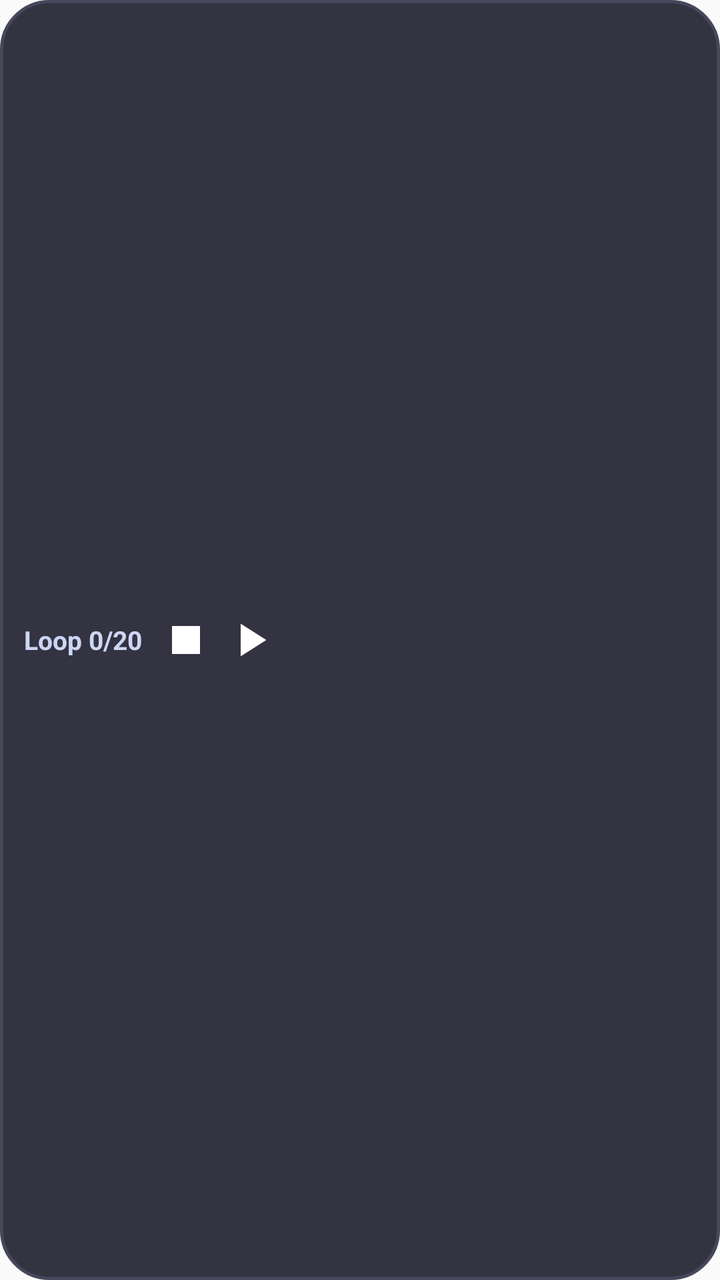
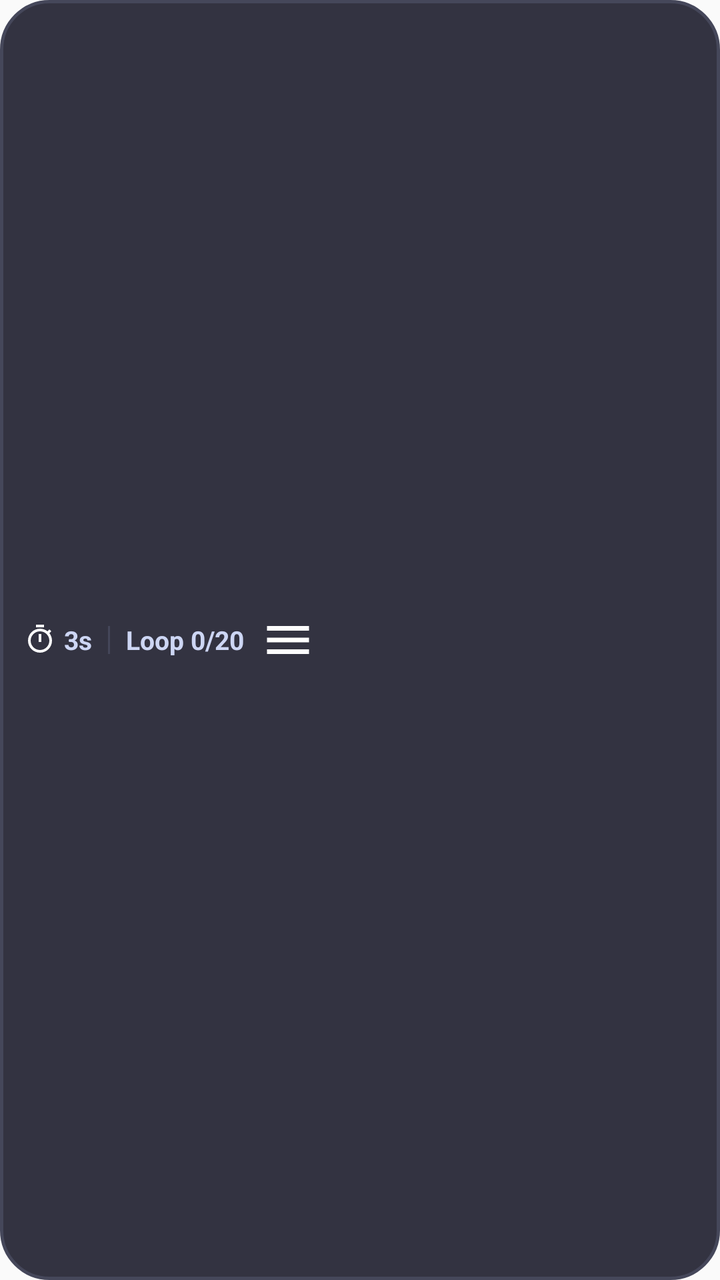

Two renders of the same Android screen: before a commit and after it. Below are the layout's source before the change and the commit's diff.
<!-- AndroidManifest.xml: application theme Theme.AutoScroller -->
<!-- res/layout/overlay_panel_minimized.xml -->
<?xml version="1.0" encoding="utf-8"?>
<LinearLayout xmlns:android="http://schemas.android.com/apk/res/android"
    android:id="@+id/minimized_root"
    android:layout_width="wrap_content"
    android:layout_height="wrap_content"
    android:background="@drawable/bg_overlay_pill"
    android:elevation="12dp"
    android:gravity="center_vertical"
    android:orientation="horizontal"
    android:paddingStart="12dp"
    android:paddingTop="6dp"
    android:paddingEnd="8dp"
    android:paddingBottom="6dp">

    <TextView
        android:id="@+id/tv_pill_status"
        android:layout_width="wrap_content"
        android:layout_height="wrap_content"
        android:text="Loop 0/20"
        android:textColor="@color/text_primary"
        android:textSize="13sp"
        android:textStyle="bold" />

    <ImageButton
        android:id="@+id/btn_pill_stop"
        android:layout_width="28dp"
        android:layout_height="28dp"
        android:layout_marginStart="8dp"
        android:background="?android:attr/selectableItemBackgroundBorderless"
        android:contentDescription="@string/btn_stop"
        android:src="@drawable/ic_stop" />

    <ImageButton
        android:id="@+id/btn_pill_expand"
        android:layout_width="28dp"
        android:layout_height="28dp"
        android:layout_marginStart="4dp"
        android:background="?android:attr/selectableItemBackgroundBorderless"
        android:contentDescription="Expand"
        android:src="@drawable/ic_play" />
</LinearLayout>
<!-- resources referenced by this layout -->
<resources>
  <color name="text_primary">#CDD6F4</color>
  <!-- drawable bg_overlay_pill (drawable) -->
  <?xml version="1.0" encoding="utf-8"?>
  <shape xmlns:android="http://schemas.android.com/apk/res/android"
      android:shape="rectangle">
      <solid android:color="@color/overlay_background" />
      <corners android:radius="24dp" />
      <stroke
          android:width="1.5dp"
          android:color="@color/overlay_border" />
  </shape>
  <!-- drawable ic_play (drawable) -->
  <vector xmlns:android="http://schemas.android.com/apk/res/android"
      android:width="24dp"
      android:height="24dp"
      android:viewportWidth="24"
      android:viewportHeight="24">
    <path
        android:fillColor="#FFFFFFFF"
        android:pathData="M8,5v14l11,-7z"/>
  </vector>
  <!-- drawable ic_stop (drawable) -->
  <vector xmlns:android="http://schemas.android.com/apk/res/android"
      android:width="24dp"
      android:height="24dp"
      android:viewportWidth="24"
      android:viewportHeight="24">
    <path
        android:fillColor="#FFFFFFFF"
        android:pathData="M6,6h12v12H6z"/>
  </vector>
  <string name="btn_stop">Stop</string>
  <style name="Theme.AutoScroller" parent="android:Theme.Material.Light.NoActionBar">
          <item name="android:statusBarColor">@android:color/transparent</item>
          <item name="android:navigationBarColor">@android:color/transparent</item>
      </style>
  <color name="overlay_background">#E61E1E2E</color>
  <color name="overlay_border">#45475A</color>
</resources>

<!-- the commit's change to res/layout/overlay_panel_minimized.xml (unified diff, before → after) -->
@@ -7,13 +7,48 @@
     android:elevation="12dp"
     android:gravity="center_vertical"
     android:orientation="horizontal"
+    android:clickable="true"
+    android:focusable="true"
     android:paddingStart="12dp"
     android:paddingTop="6dp"
     android:paddingEnd="8dp"
     android:paddingBottom="6dp">
 
+    
+    <LinearLayout
+        android:layout_width="wrap_content"
+        android:layout_height="wrap_content"
+        android:gravity="center_vertical"
+        android:orientation="horizontal">
+
+        <ImageView
+            android:layout_width="16dp"
+            android:layout_height="16dp"
+            android:contentDescription="@string/timer_icon_desc"
+            android:src="@drawable/ic_timer" />
+
+        <TextView
+            android:id="@+id/tv_pill_timer"
+            android:layout_width="wrap_content"
+            android:layout_height="wrap_content"
+            android:layout_marginStart="4dp"
+            android:text="3s"
+            android:textColor="@color/text_primary"
+            android:textSize="13sp"
+            android:textStyle="bold" />
+    </LinearLayout>
+
+    
+    <View
+        android:layout_width="1dp"
+        android:layout_height="14dp"
+        android:layout_marginStart="8dp"
+        android:layout_marginEnd="8dp"
+        android:background="@color/overlay_border" />
+
+    
     <TextView
-        android:id="@+id/tv_pill_status"
+        android:id="@+id/tv_pill_loops"
         android:layout_width="wrap_content"
         android:layout_height="wrap_content"
         android:text="Loop 0/20"
@@ -21,21 +56,13 @@
         android:textSize="13sp"
         android:textStyle="bold" />
 
+    
     <ImageButton
-        android:id="@+id/btn_pill_stop"
+        android:id="@+id/btn_pill_menu"
         android:layout_width="28dp"
         android:layout_height="28dp"
         android:layout_marginStart="8dp"
         android:background="?android:attr/selectableItemBackgroundBorderless"
-        android:contentDescription="@string/btn_stop"
-        android:src="@drawable/ic_stop" />
-
-    <ImageButton
-        android:id="@+id/btn_pill_expand"
-        android:layout_width="28dp"
-        android:layout_height="28dp"
-        android:layout_marginStart="4dp"
-        android:background="?android:attr/selectableItemBackgroundBorderless"
-        android:contentDescription="Expand"
-        android:src="@drawable/ic_play" />
+        android:contentDescription="@string/btn_menu"
+        android:src="@drawable/ic_menu" />
 </LinearLayout>
<!-- resource entries referenced after the edit -->
@@ -1,5 +1,6 @@
 <!-- resources referenced by this layout -->
 <resources>
+  <color name="overlay_border">#45475A</color>
   <color name="text_primary">#CDD6F4</color>
   <!-- drawable bg_overlay_pill (drawable) -->
   <?xml version="1.0" encoding="utf-8"?>
@@ -11,7 +12,7 @@
           android:width="1.5dp"
           android:color="@color/overlay_border" />
   </shape>
-  <!-- drawable ic_play (drawable) -->
+  <!-- drawable ic_menu (drawable) -->
   <vector xmlns:android="http://schemas.android.com/apk/res/android"
       android:width="24dp"
       android:height="24dp"
@@ -19,9 +20,9 @@
       android:viewportHeight="24">
     <path
         android:fillColor="#FFFFFFFF"
-        android:pathData="M8,5v14l11,-7z"/>
+        android:pathData="M3,18h18v-2H3v2zm0,-5h18v-2H3v2zm0,-7v2h18V6H3z"/>
   </vector>
-  <!-- drawable ic_stop (drawable) -->
+  <!-- drawable ic_timer (drawable) -->
   <vector xmlns:android="http://schemas.android.com/apk/res/android"
       android:width="24dp"
       android:height="24dp"
@@ -29,14 +30,14 @@
       android:viewportHeight="24">
     <path
         android:fillColor="#FFFFFFFF"
-        android:pathData="M6,6h12v12H6z"/>
+        android:pathData="M15,1H9v2h6V1zm-4,13h2V8h-2v6zm8.03,-6.61l1.42,-1.42c-0.43,-0.51 -0.9,-0.99 -1.41,-1.41l-1.42,1.42C16.07,4.74 14.12,4 12,4c-4.97,0 -9,4.03 -9,9s4.02,9 9,9 9,-4.03 9,-9c0,-2.12 -0.74,-4.07 -1.97,-5.61zM12,20c-3.87,0 -7,-3.13 -7,-7s3.13,-7 7,-7 7,3.13 7,7 -3.13,7 -7,7z"/>
   </vector>
-  <string name="btn_stop">Stop</string>
+  <string name="btn_menu">Menu</string>
+  <string name="timer_icon_desc">Countdown Timer</string>
   <style name="Theme.AutoScroller" parent="android:Theme.Material.Light.NoActionBar">
           <item name="android:statusBarColor">@android:color/transparent</item>
           <item name="android:navigationBarColor">@android:color/transparent</item>
       </style>
   <color name="overlay_background">#E61E1E2E</color>
-  <color name="overlay_border">#45475A</color>
 </resources>
 
